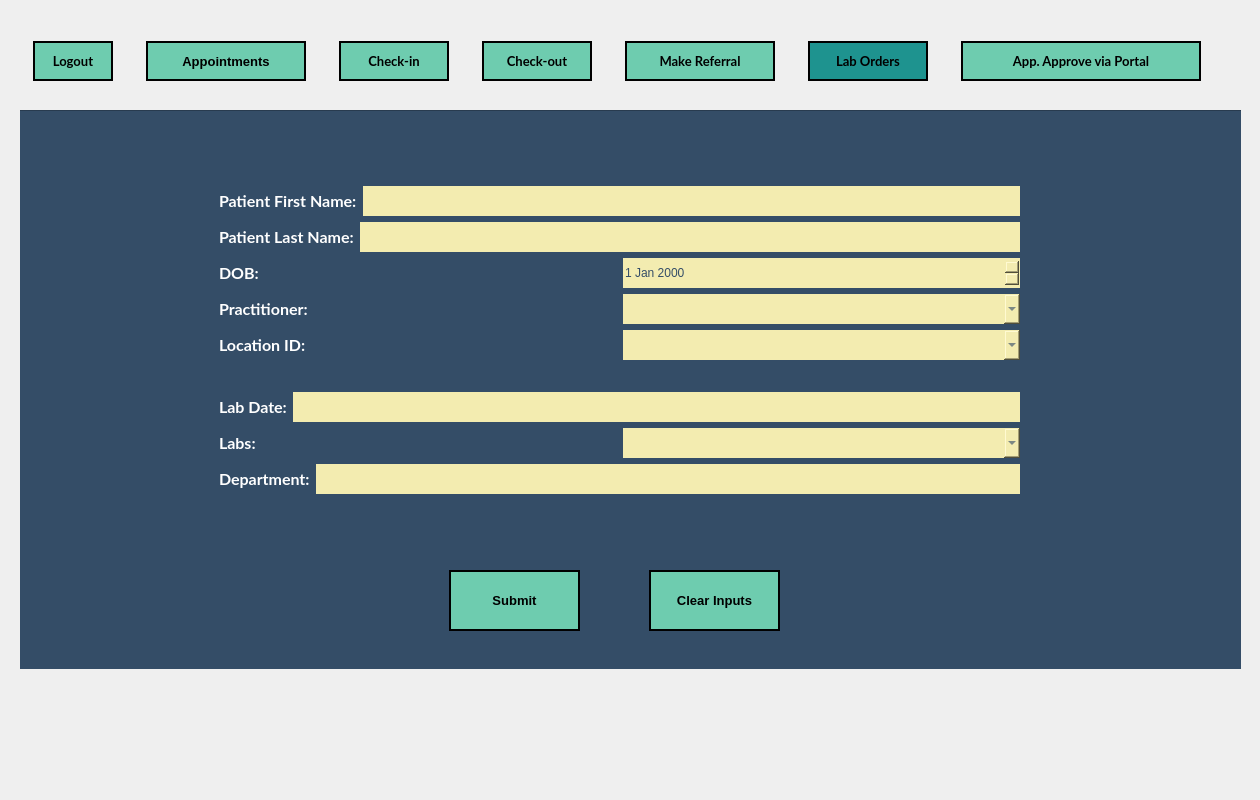
Before: the Qt Designer form LabOrdersWindow.ui in mxrked/Medical-Office-Administration, drawn with Qt 5.
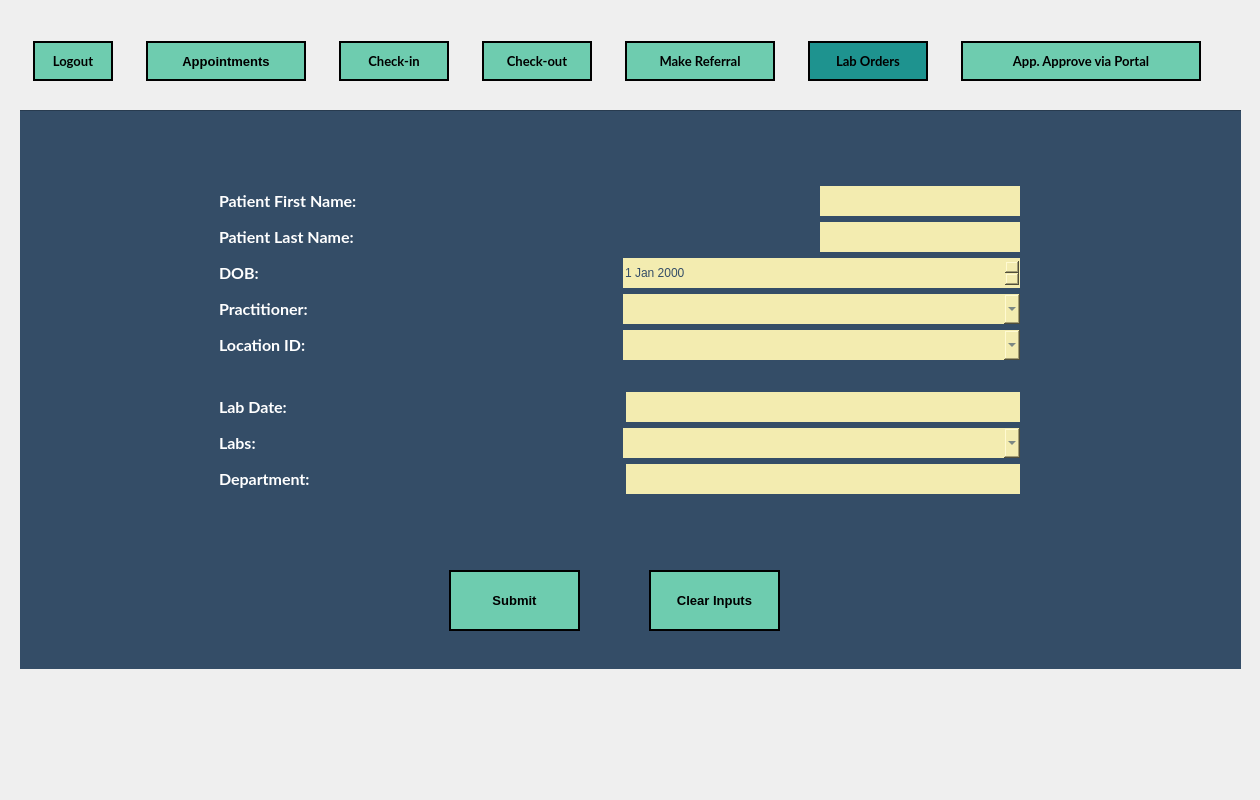
After: the same form once the commit is applied. Icons and pictures are not drawn.

Commit message: Changed text box width

```diff
--- a/LabOrdersWindow.ui
+++ b/LabOrdersWindow.ui
@@ -492,6 +492,18 @@
            </item>
            <item>
             <widget class="QLineEdit" name="LineEdit_PatientFirstName">
+             <property name="minimumSize">
+              <size>
+               <width>395</width>
+               <height>0</height>
+              </size>
+             </property>
+             <property name="maximumSize">
+              <size>
+               <width>200</width>
+               <height>16777215</height>
+              </size>
+             </property>
              <property name="font">
               <font>
                <family>MS Shell Dlg 2</family>
@@ -533,6 +545,18 @@
            </item>
            <item>
             <widget class="QLineEdit" name="LineEdit_PatientLastName">
+             <property name="minimumSize">
+              <size>
+               <width>395</width>
+               <height>0</height>
+              </size>
+             </property>
+             <property name="maximumSize">
+              <size>
+               <width>200</width>
+               <height>16777215</height>
+              </size>
+             </property>
              <property name="font">
               <font>
                <family>MS Shell Dlg 2</family>
@@ -656,6 +680,18 @@
              </item>
              <item>
               <widget class="QLineEdit" name="LineEdit_LabDate">
+               <property name="minimumSize">
+                <size>
+                 <width>200</width>
+                 <height>0</height>
+                </size>
+               </property>
+               <property name="maximumSize">
+                <size>
+                 <width>394</width>
+                 <height>16777215</height>
+                </size>
+               </property>
                <property name="font">
                 <font>
                  <family>MS Shell Dlg 2</family>
@@ -728,6 +764,12 @@
            </item>
            <item>
             <widget class="QLineEdit" name="LineEdit_LabDepartment">
+             <property name="maximumSize">
+              <size>
+               <width>394</width>
+               <height>16777215</height>
+              </size>
+             </property>
              <property name="font">
               <font>
                <family>MS Shell Dlg 2</family>
```
